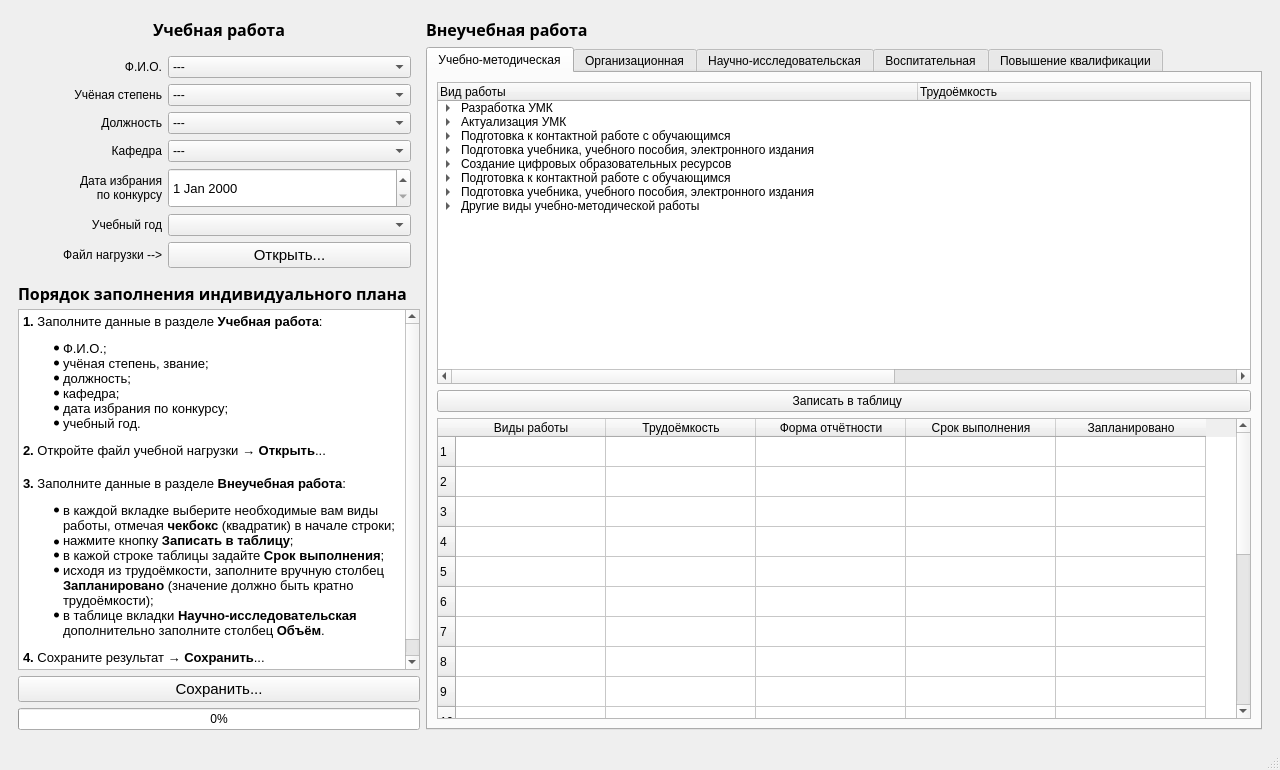
First picture: the form in iplan-design.ui, repository motor1n/iplan, before the edit.
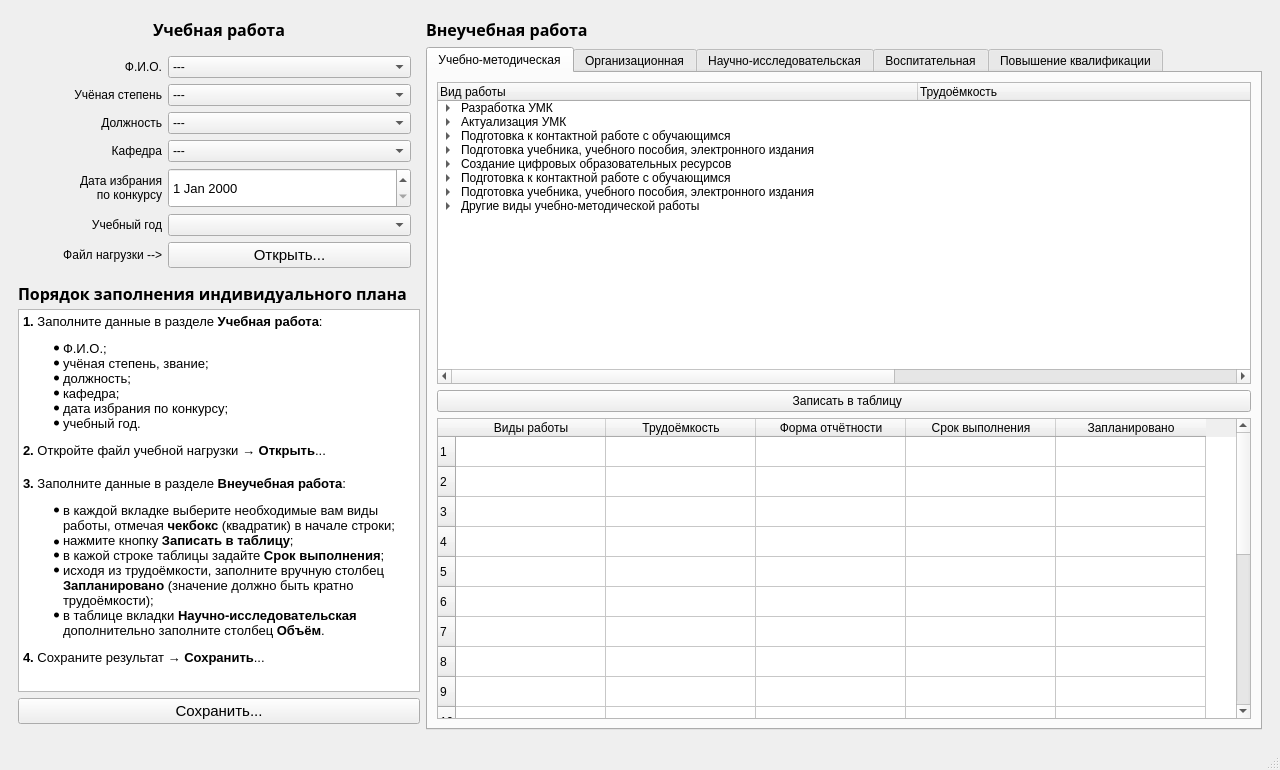
Second picture: the form after the edit. Icons and pictures are not drawn.

Commit message: QProgressBar заменён на QProgressDialog

```diff
--- a/iplan-design.ui
+++ b/iplan-design.ui
@@ -3184,25 +3184,6 @@
          </property>
         </widget>
        </item>
-       <item row="5" column="0">
-        <widget class="QProgressBar" name="progress">
-         <property name="sizePolicy">
-          <sizepolicy hsizetype="Preferred" vsizetype="Preferred">
-           <horstretch>0</horstretch>
-           <verstretch>0</verstretch>
-          </sizepolicy>
-         </property>
-         <property name="maximumSize">
-          <size>
-           <width>402</width>
-           <height>32</height>
-          </size>
-         </property>
-         <property name="value">
-          <number>0</number>
-         </property>
-        </widget>
-       </item>
        <item row="4" column="0">
         <widget class="QPushButton" name="pb_save">
          <property name="sizePolicy">
```
The commit also changes 5 other files.
